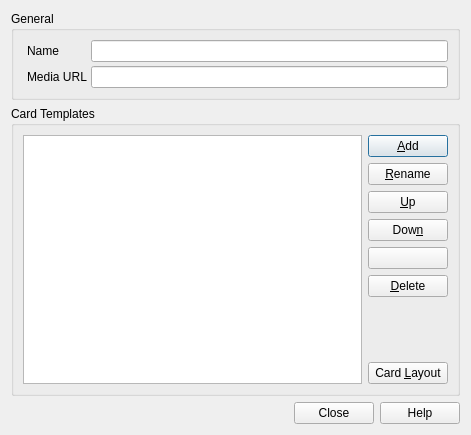
ankitects/anki, file designer/modelproperties.ui: the form before one commit.
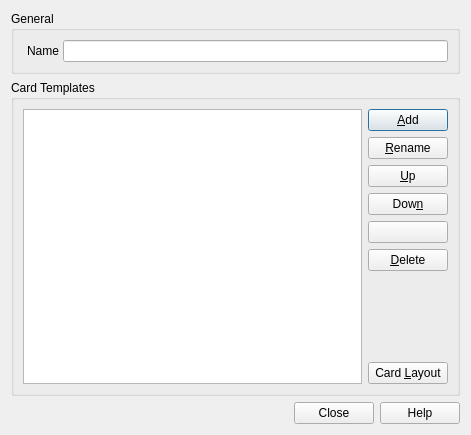
The form after the commit. Icons and pictures are not drawn.

Commit message: move media URL from model properties to deck properties

Diff of the .ui file:
```diff
--- a/designer/modelproperties.ui
+++ b/designer/modelproperties.ui
@@ -41,19 +41,9 @@
           </property>
          </widget>
         </item>
-        <item row="1" column="0">
-         <widget class="QLabel" name="label_5">
-          <property name="text">
-           <string>Media URL</string>
-          </property>
-         </widget>
-        </item>
         <item row="0" column="1">
          <widget class="QLineEdit" name="name"/>
         </item>
-        <item row="1" column="1">
-         <widget class="QLineEdit" name="mediaURL"/>
-        </item>
        </layout>
       </item>
      </layout>
```
Left out of the diff: 1 changed line with no effect on the pictures. The commit also changes 3 other files.
